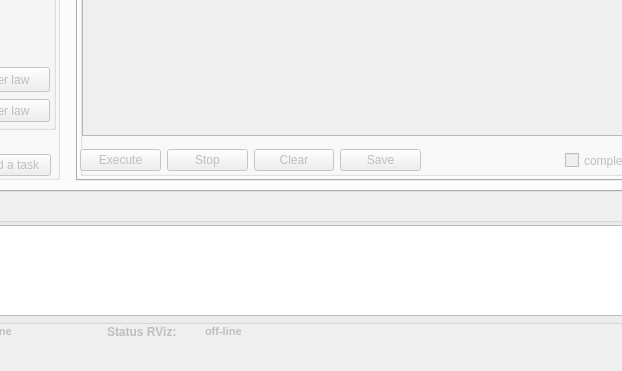
JoaoQPereira/motion_manager, file ui/main_window.ui: the form before one commit; both pictures show x 353 to 975 and y 326 to 697 of the 1102 by 697 pixel window.
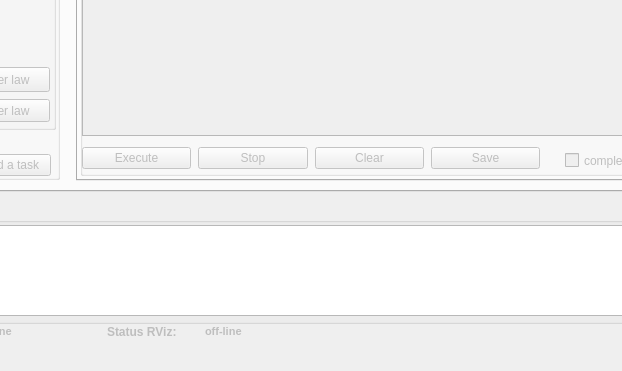
The form after the commit. The open tabs and pages were chosen to show the change. Icons and pictures are not drawn. Custom widgets are drawn as their Qt base class.

Commit message: Add dialog to comunicate with robot: changes in pushButton_execMov and pushButton_execTask

Diff of the .ui file:
```diff
--- a/ui/main_window.ui
+++ b/ui/main_window.ui
@@ -1071,46 +1071,6 @@
           </item>
          </layout>
         </widget>
-        <widget class="QWidget" name="layoutWidget_action_task">
-         <property name="geometry">
-          <rect>
-           <x>0</x>
-           <y>210</y>
-           <width>341</width>
-           <height>31</height>
-          </rect>
-         </property>
-         <layout class="QHBoxLayout" name="horizontalLayout_action_task">
-          <item>
-           <widget class="QPushButton" name="pushButton_execTask">
-            <property name="text">
-             <string>Execute</string>
-            </property>
-           </widget>
-          </item>
-          <item>
-           <widget class="QPushButton" name="pushButton_stop_task">
-            <property name="text">
-             <string>Stop</string>
-            </property>
-           </widget>
-          </item>
-          <item>
-           <widget class="QPushButton" name="pushButton_clear_task">
-            <property name="text">
-             <string>Clear</string>
-            </property>
-           </widget>
-          </item>
-          <item>
-           <widget class="QPushButton" name="pushButton_save_task">
-            <property name="text">
-             <string>Save</string>
-            </property>
-           </widget>
-          </item>
-         </layout>
-        </widget>
         <widget class="QTableWidget" name="tableWidget_sol_task">
          <property name="geometry">
           <rect>
@@ -1134,6 +1094,76 @@
           <string>complete execution</string>
          </property>
         </widget>
+        <widget class="QWidget" name="">
+         <property name="geometry">
+          <rect>
+           <x>1</x>
+           <y>210</y>
+           <width>461</width>
+           <height>27</height>
+          </rect>
+         </property>
+         <layout class="QHBoxLayout" name="horizontalLayout_24">
+          <item>
+           <widget class="QPushButton" name="pushButton_execTask">
+            <property name="minimumSize">
+             <size>
+              <width>0</width>
+              <height>0</height>
+             </size>
+            </property>
+            <property name="maximumSize">
+             <size>
+              <width>109</width>
+              <height>16777215</height>
+             </size>
+            </property>
+            <property name="text">
+             <string>Execute</string>
+            </property>
+           </widget>
+          </item>
+          <item>
+           <widget class="QPushButton" name="pushButton_stop_task">
+            <property name="maximumSize">
+             <size>
+              <width>110</width>
+              <height>16777215</height>
+             </size>
+            </property>
+            <property name="text">
+             <string>Stop</string>
+            </property>
+           </widget>
+          </item>
+          <item>
+           <widget class="QPushButton" name="pushButton_clear_task">
+            <property name="maximumSize">
+             <size>
+              <width>109</width>
+              <height>16777215</height>
+             </size>
+            </property>
+            <property name="text">
+             <string>Clear</string>
+            </property>
+           </widget>
+          </item>
+          <item>
+           <widget class="QPushButton" name="pushButton_save_task">
+            <property name="maximumSize">
+             <size>
+              <width>109</width>
+              <height>16777215</height>
+             </size>
+            </property>
+            <property name="text">
+             <string>Save</string>
+            </property>
+           </widget>
+          </item>
+         </layout>
+        </widget>
        </widget>
       </widget>
      </widget>
```
Left out of the diff: 22 changed lines with no effect on the pictures. The commit also changes 15 other files.
